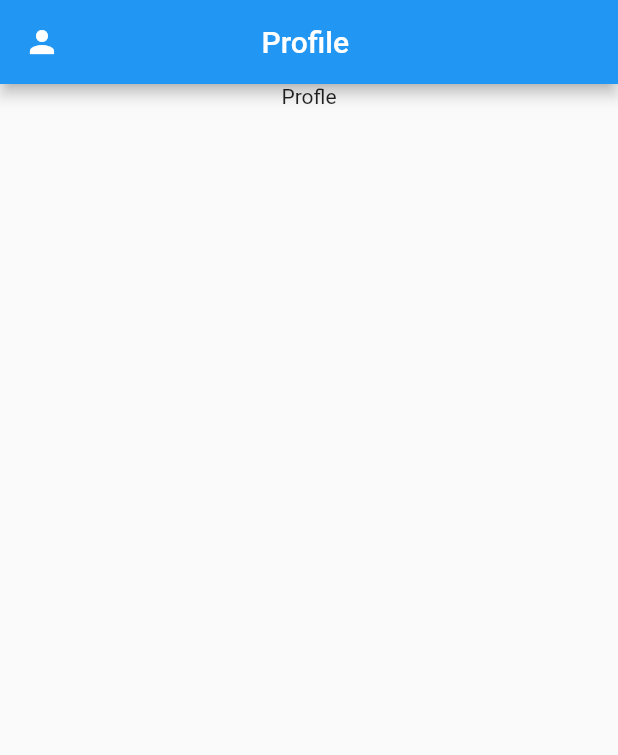
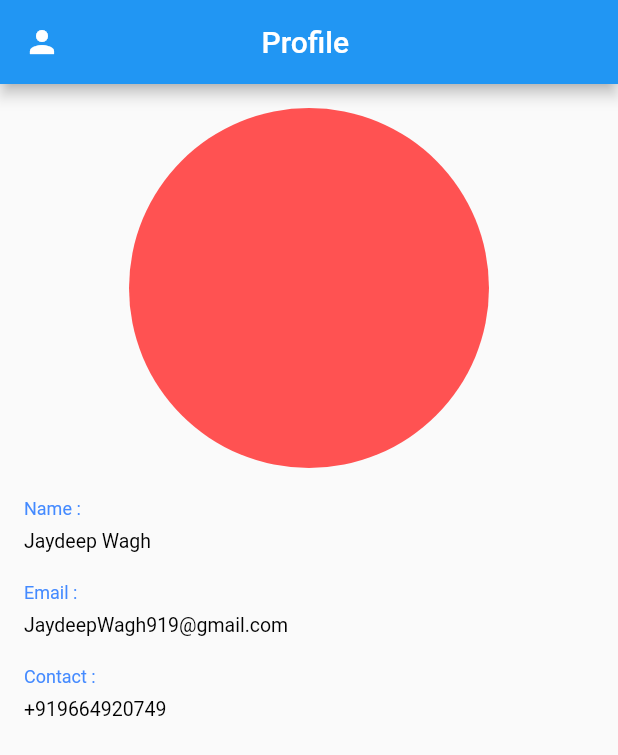
Before and after one commit to rupali966/todo21, a Flutter app: the ProfileScreen screen opened by its route, on a phone screen of 412 x 824 dp. Shown: the top 755 px of the screen. Run offline on Flutter 3.47's test engine with Material 2 defaults, Android fonts, the phone set to English and light mode, and no system bars; our stand-ins replace sqflite; accounts and stored records are empty.

Commit message:
Merge remote-tracking branch 'origin/master'
# Conflicts:
#	lib/home/view/homescreen.dart
#	lib/main.dart
#	lib/signup/modal/signup_data.dart
#	lib/signup/view/signupscreen.dart

```diff
--- a/lib/main.dart
+++ b/lib/main.dart
@@ -12,7 +12,9 @@ void main() async {
   runApp(
     MultiProvider(
       providers: [
-        Provider<dataOperation>(create: (_) => dataOperation()),
+        ListenableProvider<dataOperation>(create: (_) => dataOperation()),
+        ListenableProvider<signupProvider>(create: (_) => signupProvider()),
+
       ],
       child: MaterialApp(
         title: 'Reading and Writing Files',
--- a/lib/profile/view/profilescreen.dart
+++ b/lib/profile/view/profilescreen.dart
@@ -1,4 +1,7 @@
 import 'package:flutter/material.dart';
+import 'package:persistence/signup/modal/signup_data.dart';
+import 'package:persistence/util/persnal_widgets.dart';
+import 'package:provider/provider.dart';
 
 class ProfileScreen extends StatefulWidget {
   const ProfileScreen({Key? key}) : super(key: key);
@@ -25,11 +28,71 @@ class _ProfileScreenState extends State<ProfileScreen> {
         ),
         title: Text('Profile '),
       ),
-      body: Column(
-        children: [
-          Text("Profle"),
-          Container(),
-        ],
+      body: Consumer<signupProvider>(
+        builder: ((context, value, child) {
+          if (value.getData().id1 != null) {
+            return Container(
+              padding: EdgeInsets.all(16),
+              child: Column(
+                children: [
+                  CircleAvatar(
+                    backgroundColor: Colors.redAccent,
+                    radius: 120,
+                  ),
+                  S(),
+                  Align(
+                    alignment: Alignment.centerLeft,
+                    child: ListOfText(herizonatal: false, listOfWidget: [
+                      text(
+                        clr: Colors.blueAccent,
+                        str: "Name :",
+                      ),
+                      S(height: 7),
+                      text(
+                        size: 13,
+                        str: "Jaydeep Wagh",
+                      )
+                    ]),
+                  ),
+                  S(),
+                  Align(
+                    alignment: Alignment.centerLeft,
+                    child: ListOfText(herizonatal: false, listOfWidget: [
+                      text(
+                        clr: Colors.blueAccent,
+                        str: "Email :",
+                      ),
+                      S(height: 7),
+                      text(
+                        str: "JaydeepWagh919@gmail.com",
+                        size: 13,
+                      )
+                    ]),
+                  ),
+                  S(),
+                  Align(
+                    alignment: Alignment.centerLeft,
+                    child: ListOfText(herizonatal: false, listOfWidget: [
+                      text(
+                        clr: Colors.blueAccent,
+                        str: "Contact :",
+                      ),
+                      S(height: 7),
+                      text(
+                        str: "+919664920749",
+                        size: 13,
+                      )
+                    ]),
+                  ),
+                  S(),
+                  Container(),
+                ],
+              ),
+            );
+          } else {
+            return Container();
+          }
+        }),
       ),
     );
   }
--- a/lib/signup/modal/signup_data.dart
+++ b/lib/signup/modal/signup_data.dart
@@ -5,6 +5,18 @@ import 'package:flutter/widgets.dart';
 import 'package:path/path.dart';
 import 'package:path_provider/path_provider.dart';
 import 'package:sqflite/sqflite.dart';
+
+class signupProvider extends ChangeNotifier{
+  usrsignUp Data = usrsignUp(name1: "", pass1: "", id1: 0);
+  void setData({required usrsignUp setdt}){
+    Data = setdt;
+    notifyListeners();
+  }
+  usrsignUp getData(){
+    return Data;
+  }
+
+}
 
 class usrsignUp extends ChangeNotifier {
   final String name1;
@@ -55,4 +67,20 @@ class dataOperation extends ChangeNotifier {
       conflictAlgorithm: ConflictAlgorithm.replace,
     );
   }
+
+  // A method that retrieves all the dogs from the dogs table.
+  Future<List<usrsignUp>> getDataFromDatabase(database) async {
+
+    final db = await database;
+
+    final List<Map<String, dynamic>> maps = await db.query('dogs');
+
+    return List.generate(maps.length, (i) {
+      return usrsignUp(
+        id1: maps[i]['id'],
+        name1: maps[i]['name'],
+        pass1: maps[i]['pass'],
+      );
+    });
+  }
 }
--- a/lib/signup/view/signupscreen.dart
+++ b/lib/signup/view/signupscreen.dart
@@ -56,11 +56,12 @@ class _SignUpScreenState extends State<SignUpScreen> {
                 name1: username.text,
                 pass1: password.text,
               );
+              signupProvider().setData(setdt: usr1);
+
               dataOperation op = dataOperation();
               final database2 = op.data_initialization();
               database2;
               op.insert_data(usr1, database2);
-              print("${usr1.toString()}");
 
               ScaffoldMessenger.of(context).showSnackBar(
                 SnackBar(
--- a/lib/util/persnal_widgets.dart
+++ b/lib/util/persnal_widgets.dart
@@ -67,11 +67,37 @@ Widget textInput({
   }
 }
 
-Widget text({String? str}) {
+Widget text({
+  String? str,
+  double? size = 12,
+  Color clr = Colors.black,
+}) {
   if (str == null) {
     return Text("null");
   } else {
-    return Text(str);
+    return Text(
+      str,
+      style: TextStyle(fontSize: size, color: clr),
+    );
+  }
+}
+
+Widget ListOfText({
+  bool herizonatal = true,
+  List<Widget> listOfWidget = const <Widget>[],
+}) {
+  if (herizonatal) {
+    return Row(
+      // mainAxisAlignment: MainAxisAlignment.center,
+      crossAxisAlignment: CrossAxisAlignment.start,
+      children: listOfWidget,
+    );
+  } else {
+    return Column(
+      // mainAxisAlignment: MainAxisAlignment.center,
+      crossAxisAlignment: CrossAxisAlignment.start,
+      children: listOfWidget,
+    );
   }
 }
 
```
